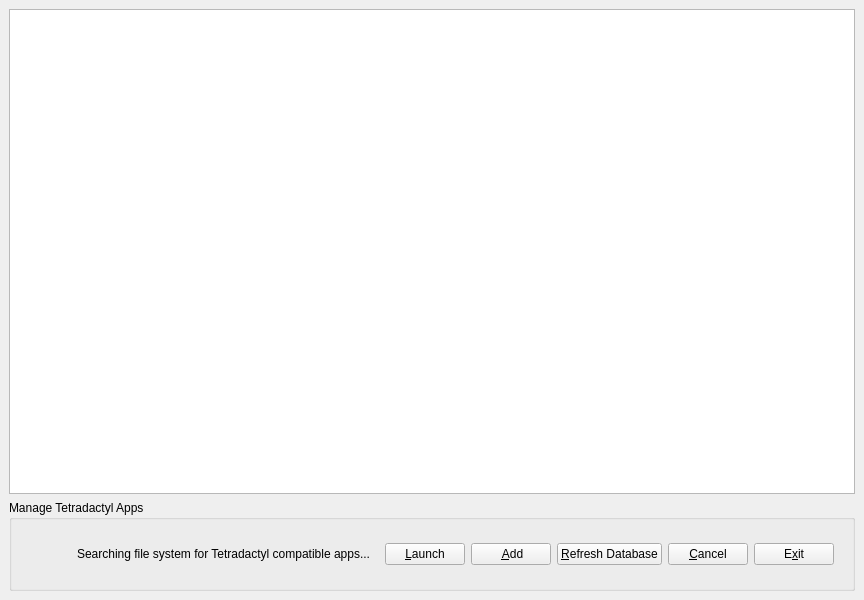
The window that launcher/launcherwindow.ui (psacawa/tetradactyl) describes before a commit, drawn with Qt 5.
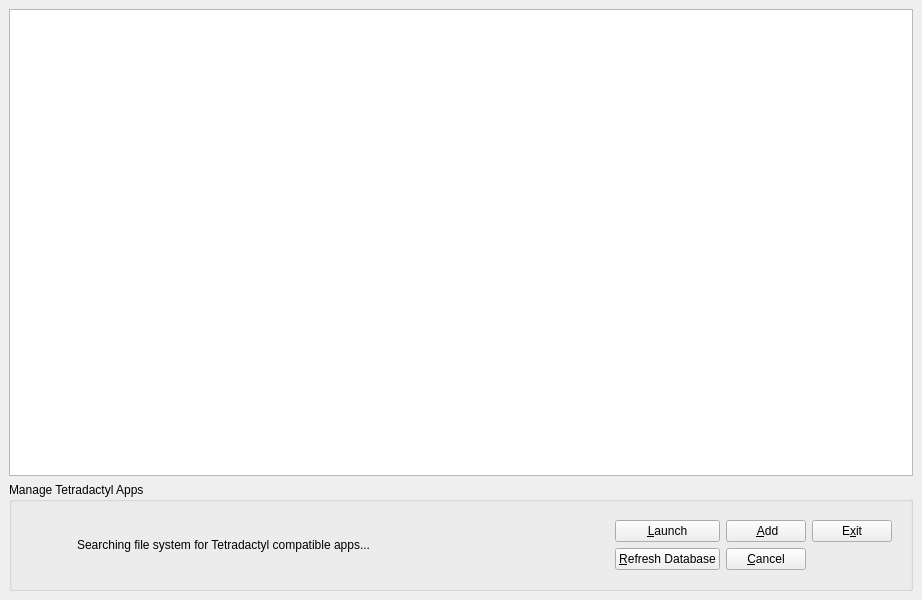
The same window after the commit.

```diff
--- a/launcher/launcherwindow.ui
+++ b/launcher/launcherwindow.ui
@@ -6,7 +6,7 @@
    <rect>
     <x>0</x>
     <y>0</y>
-    <width>800</width>
+    <width>922</width>
     <height>600</height>
    </rect>
   </property>
@@ -60,27 +60,6 @@
        <item>
         <widget class="QWidget" name="widget" native="true">
          <layout class="QGridLayout" name="gridLayout_2">
-          <item row="0" column="0">
-           <widget class="QPushButton" name="launchButton">
-            <property name="text">
-             <string>&amp;Launch</string>
-            </property>
-           </widget>
-          </item>
-          <item row="0" column="4">
-           <widget class="QPushButton" name="cancelButton">
-            <property name="text">
-             <string>&amp;Cancel</string>
-            </property>
-           </widget>
-          </item>
-          <item row="0" column="3">
-           <widget class="QPushButton" name="refreshDatabaseButton">
-            <property name="text">
-             <string>&amp;Refresh Database</string>
-            </property>
-           </widget>
-          </item>
           <item row="0" column="2">
            <widget class="QPushButton" name="addButton">
             <property name="text">
@@ -88,6 +67,13 @@
             </property>
            </widget>
           </item>
+          <item row="0" column="0">
+           <widget class="QPushButton" name="launchButton">
+            <property name="text">
+             <string>&amp;Launch</string>
+            </property>
+           </widget>
+          </item>
           <item row="0" column="5">
            <widget class="QPushButton" name="exitButton">
             <property name="text">
@@ -95,6 +81,20 @@
             </property>
            </widget>
           </item>
+          <item row="1" column="0">
+           <widget class="QPushButton" name="refreshDatabaseButton">
+            <property name="text">
+             <string>&amp;Refresh Database</string>
+            </property>
+           </widget>
+          </item>
+          <item row="1" column="2">
+           <widget class="QPushButton" name="cancelButton">
+            <property name="text">
+             <string>&amp;Cancel</string>
+            </property>
+           </widget>
+          </item>
          </layout>
         </widget>
        </item>
```
